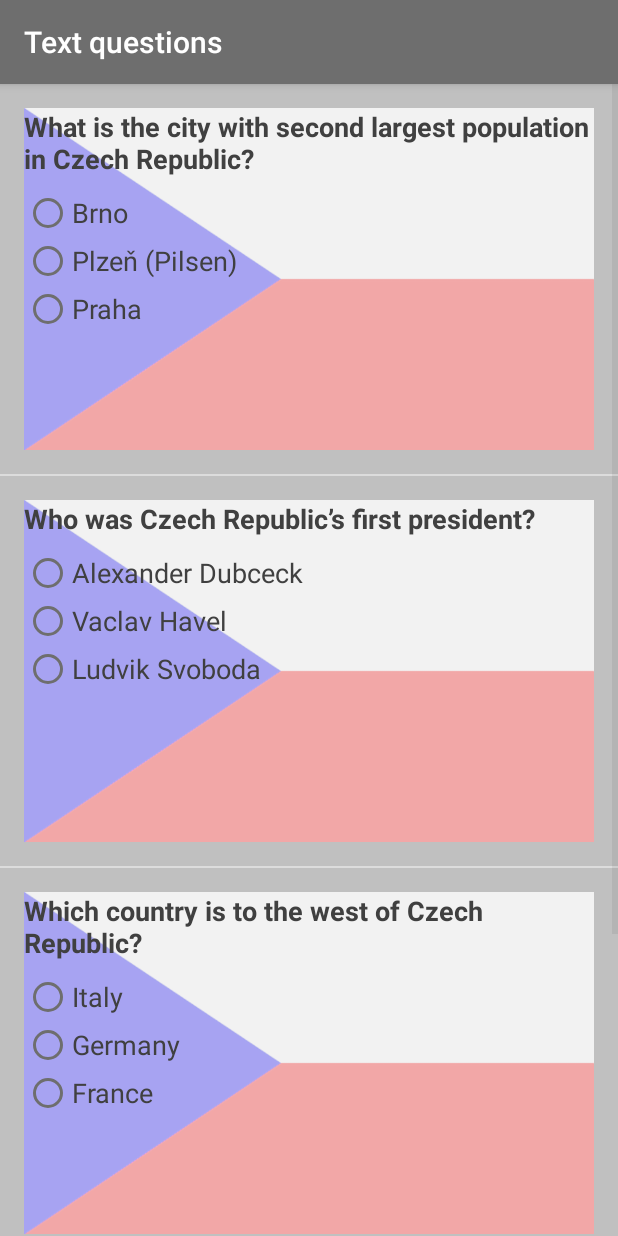
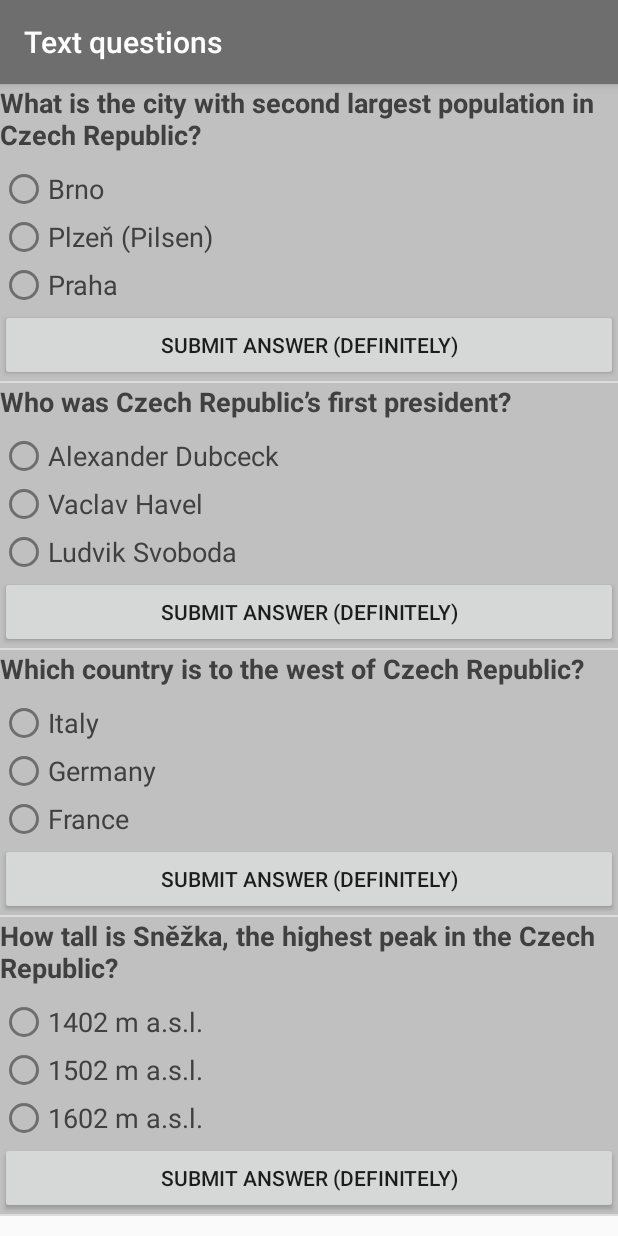
Before and after one commit to IvoMor/Quiz_App_Czech_Republic, an Android app: the TextsActivity screen opened directly, with no data from a screen before it, on a phone screen of 412 x 824 dp. Run offline under Robolectric (Android 15) with nearby library versions, the phone set to English and light mode, and no system bars.

Commit message:
OnItemClickListener works (in some way) bz adding focusable = false to radiobuttons and add submit button

```diff
--- a/app/src/main/java/com/example/ivos/quiz_app/QuestionAdapter.java
+++ b/app/src/main/java/com/example/ivos/quiz_app/QuestionAdapter.java
@@ -79,7 +79,7 @@ public class QuestionAdapter extends ArrayAdapter<Question> {
         }
 
         // Set the theme color for the list item
-        View textContainer = listItemView.findViewById(R.id.text_container);
+        View textContainer = listItemView.findViewById(R.id.container);
         // Find the color that the resource ID maps to
         int color = ContextCompat.getColor(getContext(), mColorResourceId);
         // Set the background color of the text container View
--- a/app/src/main/java/com/example/ivos/quiz_app/TextsActivity.java
+++ b/app/src/main/java/com/example/ivos/quiz_app/TextsActivity.java
@@ -3,7 +3,6 @@ package com.example.ivos.quiz_app;
 import android.media.MediaPlayer;
 import android.os.Bundle;
 import android.support.v7.app.AppCompatActivity;
-import android.util.Log;
 import android.view.View;
 import android.widget.AdapterView;
 import android.widget.ListView;
@@ -60,8 +59,8 @@ public class TextsActivity extends AppCompatActivity {
                 Question question = questions.get(position);
 
                 // debugging tools
-                Toast.makeText( TextsActivity.this, "Click", Toast.LENGTH_LONG  ).show();
-                Log.v("TextActivity", "Click");
+                Toast.makeText( TextsActivity.this, "Click", Toast.LENGTH_SHORT  ).show();
+
 
                 // get the radioGroup
                 RadioGroup answerRadioGroup =(RadioGroup) view.findViewById(R.id.answer_radio_group);
@@ -85,7 +84,8 @@ public class TextsActivity extends AppCompatActivity {
                 if (checkButtonPosition == question.getqRightAnswerPosition()) {
                     checkButton.setTextColor(getResources().getColor(R.color.trueAnswer));
                 }  else {
-                    checkButton.setTextColor(getResources().getColor(R.color.falseAnswer));
+                    // if it is checked then false answer
+                    if (checkButtonPosition >0) checkButton.setTextColor(getResources().getColor(R.color.falseAnswer));
                 }
 
                 // Create and setup the {@link MediaPlayer} for the audio resource associated
--- a/app/src/main/res/layout/list_item.xml
+++ b/app/src/main/res/layout/list_item.xml
@@ -1,45 +1,30 @@
 <?xml version="1.0" encoding="utf-8"?>
 
 <!-- Layout for a single list item -->
-<LinearLayout xmlns:android="http://schemas.android.com/apk/res/android"
+<RelativeLayout xmlns:android="http://schemas.android.com/apk/res/android"
     xmlns:app="http://schemas.android.com/apk/res-auto"
     xmlns:tools="http://schemas.android.com/tools"
     android:layout_width="match_parent"
     android:layout_height="wrap_content"
-    android:background="@color/colorAccent"
-    android:orientation="horizontal">
+    android:id="@+id/container"
+    android:background="@color/colorAccent">
 
-    <LinearLayout
-        android:id="@+id/text_container"
-        android:layout_width="match_parent"
-        android:layout_height="wrap_content"
-        android:layout_alignParentTop="true"
-        android:orientation="vertical"
-        android:padding="@dimen/medium_padding">
-
-        <RelativeLayout
-            android:layout_width="wrap_content"
-            android:layout_height="wrap_content">
-
-            <ImageView
+        <!--<ImageView
             android:id="@+id/imageView4"
             android:layout_width="match_parent"
             android:layout_height="wrap_content"
             android:adjustViewBounds="true"
             android:visibility="visible"
-                android:scaleType="fitXY"
             app:layout_constraintBottom_toBottomOf="parent"
             app:layout_constraintLeft_toLeftOf="parent"
             app:layout_constraintRight_toRightOf="parent"
             app:layout_constraintTop_toTopOf="parent"
-                app:srcCompat="@drawable/flag3rot" />
+            app:srcCompat="@drawable/flag3rot" />-->
 
         <LinearLayout
-                android:layout_width="wrap_content"
+            android:layout_width="match_parent"
             android:layout_height="wrap_content"
             android:orientation="vertical">
-
-
 
             <TextView
                 android:id="@+id/question_textview"
@@ -50,6 +35,7 @@
                 android:textAppearance="?android:textAppearanceMedium"
                 android:textColor="@color/question_texts"
                 android:textStyle="bold"
+                android:focusable="false"
                 tools:text="What do you know? What do you know? What do you know?" />
 
             <LinearLayout
@@ -62,11 +48,11 @@
                     android:layout_width="@dimen/question_image_width"
                     android:layout_height="match_parent"
                     android:layout_gravity="center_horizontal"
-                        android:scaleType="fitXY"
                     android:adjustViewBounds="true"
                     android:maxWidth="@dimen/question_image_width"
+                    android:scaleType="fitXY"
                     android:visibility="visible"
-                        app:srcCompat="@drawable/flag3rot" />
+                    app:srcCompat="@drawable/flag3rot"/>
 
                 <RadioGroup
                     android:id="@+id/answer_radio_group"
@@ -80,6 +66,7 @@
                         android:layout_height="0dp"
                         android:layout_weight="1"
                         android:checked="false"
+                        android:focusable="false"
                         android:minHeight="@dimen/big_padding"
                         android:text="@string/nothing"
                         android:textAppearance="?android:textAppearanceMedium"
@@ -93,6 +80,7 @@
                         android:layout_height="0dp"
                         android:layout_weight="1"
                         android:checked="false"
+                        android:focusable="false"
                         android:text="@string/nothing"
                         android:textAppearance="?android:textAppearanceMedium"
                         android:textColor="@color/question_texts"
@@ -105,6 +93,7 @@
                         android:layout_height="0dp"
                         android:layout_weight="1"
                         android:checked="false"
+                        android:focusable="false"
                         android:text="@string/nothing"
                         android:textAppearance="?android:textAppearanceMedium"
                         android:textColor="@color/question_texts"
@@ -113,7 +102,10 @@
 
                 </RadioGroup>
             </LinearLayout>
+            <Button
+                android:layout_width="match_parent"
+                android:layout_height="wrap_content"
+                android:text="Submit answer (definitely)"
+                android:layout_gravity="center_horizontal"/>
         </LinearLayout>
 </RelativeLayout>
-    </LinearLayout>
-</LinearLayout>
```
Lines whose indentation alone changed are shown as unchanged.
